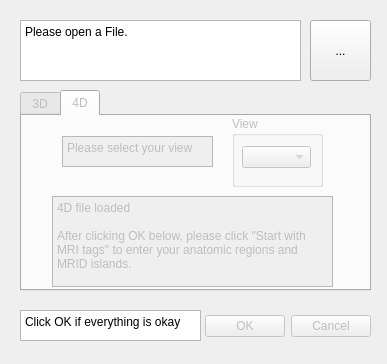
First picture: the form in userdialog.ui, repository henriettestadler/MRID-GUI, before the edit.
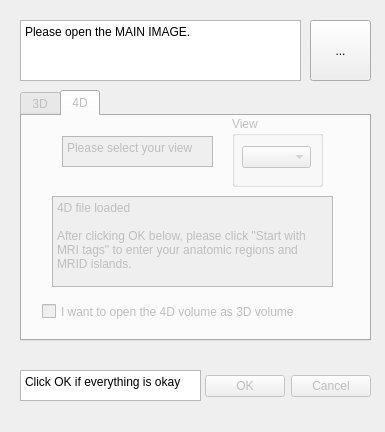
Second picture: the form after the edit. Icons and pictures are not drawn.

Commit message: MRI-Reslicing was added and new main images can be now loaded. 3D Segmentation and MRI-Registration was added but are not yet finished

What changed in the file:
```diff
--- a/userdialog.ui
+++ b/userdialog.ui
@@ -6,8 +6,8 @@
    <rect>
     <x>0</x>
     <y>0</y>
-    <width>387</width>
-    <height>364</height>
+    <width>385</width>
+    <height>432</height>
    </rect>
   </property>
   <property name="windowTitle">
@@ -20,7 +20,7 @@
    <property name="geometry">
     <rect>
      <x>30</x>
-     <y>310</y>
+     <y>370</y>
      <width>341</width>
      <height>32</height>
     </rect>
@@ -69,7 +69,7 @@
      <x>20</x>
      <y>90</y>
      <width>351</width>
-     <height>201</height>
+     <height>251</height>
     </rect>
    </property>
    <property name="currentIndex">
@@ -168,6 +168,34 @@
 After clicking OK below, please click &quot;Start with MRI tags&quot; to enter your anatomic regions and MRID islands.</string>
      </property>
     </widget>
+    <widget class="QCheckBox" name="checkBox_4Dto3D">
+     <property name="geometry">
+      <rect>
+       <x>20</x>
+       <y>180</y>
+       <width>301</width>
+       <height>31</height>
+      </rect>
+     </property>
+     <property name="maximumSize">
+      <size>
+       <width>500</width>
+       <height>16777215</height>
+      </size>
+     </property>
+     <property name="acceptDrops">
+      <bool>false</bool>
+     </property>
+     <property name="text">
+      <string>I want to open the 4D volume as 3D volume</string>
+     </property>
+     <property name="autoExclusive">
+      <bool>false</bool>
+     </property>
+     <property name="tristate">
+      <bool>false</bool>
+     </property>
+    </widget>
    </widget>
   </widget>
   <widget class="QPlainTextEdit" name="plainTextEdit_file">
@@ -180,14 +208,14 @@
     </rect>
    </property>
    <property name="plainText">
-    <string>Please open a File.</string>
+    <string>Please open the MAIN IMAGE.</string>
    </property>
   </widget>
   <widget class="QPlainTextEdit" name="plainTextEdit_4">
    <property name="geometry">
     <rect>
      <x>20</x>
-     <y>310</y>
+     <y>370</y>
      <width>181</width>
      <height>31</height>
     </rect>
```
The commit also changes 47 other files.
